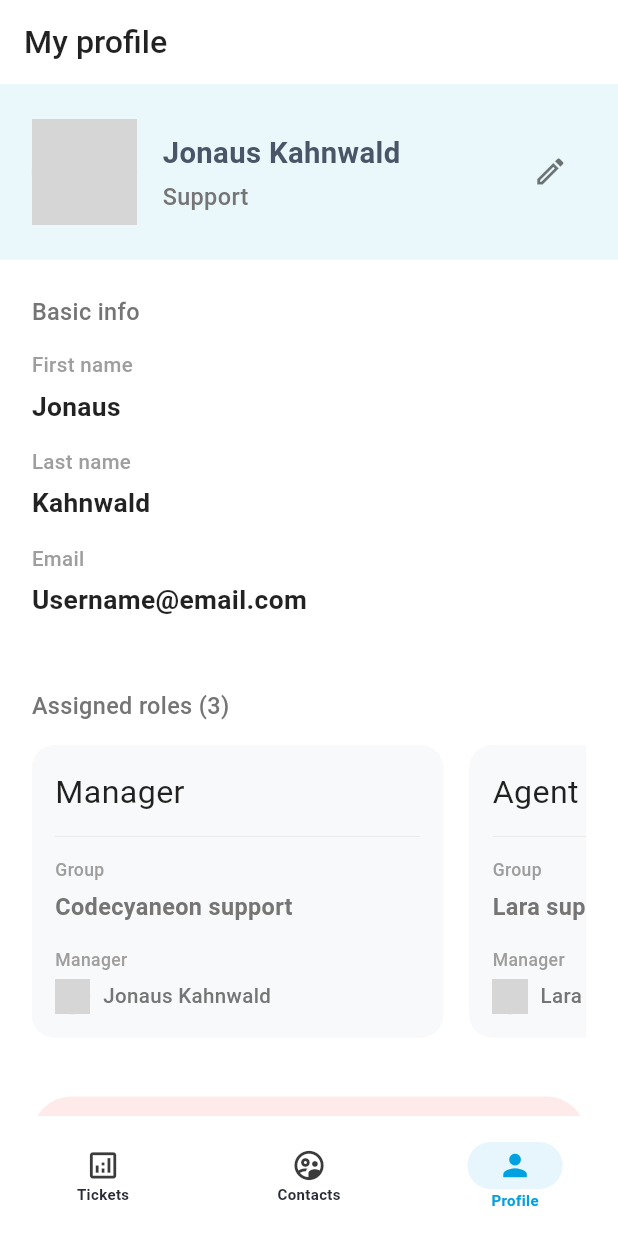
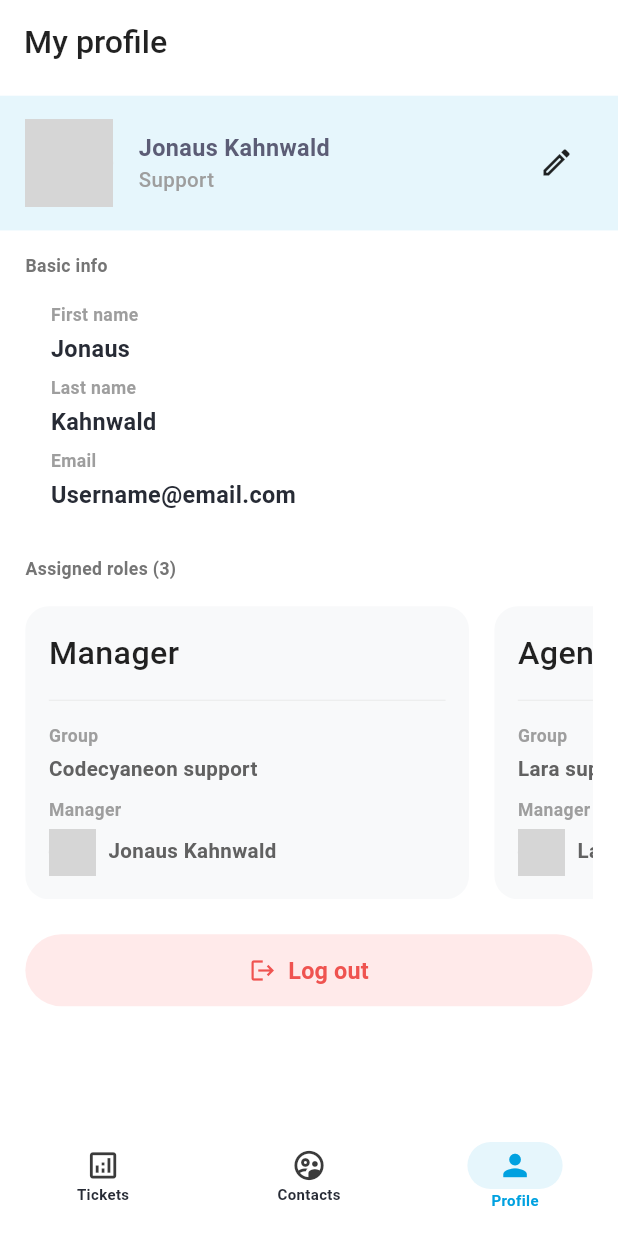
Before and after one commit to HasanAlHridoy/ticket-task, a Flutter app: the ProfileView screen opened by its route, on a phone screen of 412 x 824 dp. Run offline on Flutter 3.47's test engine with Material 3 defaults, Android fonts, the phone set to English and light mode, and no system bars; our stand-ins replace flutter_easyloading, flutter_riverpod, flutter_screenutil, fluttertoast, go_router; network calls fail; Roboto replaces fonts that are missing (Fustat); grey boxes are pictures that could not be loaded.

Commit message:
feat: Adjust UI spacing, text styles, and colors for improved visual consistency and readability across contacts and profile views.

```diff
--- a/lib/src/features/profile/views/profile.dart
+++ b/lib/src/features/profile/views/profile.dart
@@ -1,7 +1,7 @@
 import 'package:flutter/material.dart';
 import 'package:flutter_riverpod/flutter_riverpod.dart';
 import 'package:flutter_screenutil/flutter_screenutil.dart';
-import 'package:gian_ticket_task/src/core/utils/extensions/context.dart';
+import 'package:gian_ticket_task/src/core/utils/extensions/gap.dart';
 import 'package:gian_ticket_task/src/features/profile/controller/profile.dart';
 import 'package:gian_ticket_task/src/features/profile/model/response/profile.dart';
 
@@ -14,7 +14,6 @@ class ProfileView extends ConsumerWidget {
     final profileAsync = ref.watch(profileProvider);
 
     return Scaffold(
-      backgroundColor: Colors.white,
       appBar: AppBar(
         title: Text(
           'My profile',
@@ -22,11 +21,10 @@ class ProfileView extends ConsumerWidget {
         ),
         centerTitle: false,
         elevation: 0,
-        backgroundColor: Colors.white,
       ),
       body: profileAsync.when(
         data: (profile) => _buildProfileContent(context, profile),
-        loading: () => Center(child: CircularProgressIndicator(color: context.theme.primaryColor)),
+        loading: () => Center(child: CircularProgressIndicator(color: Colors.white)),
         error: (error, stack) => Center(child: Text('Error: $error')),
       ),
     );
@@ -40,14 +38,15 @@ class ProfileView extends ConsumerWidget {
           crossAxisAlignment: CrossAxisAlignment.start,
           children: [
             // Header Section
+            8.ph,
             Container(
               width: double.infinity,
-              padding: EdgeInsets.symmetric(horizontal: 20.w, vertical: 24.h),
-              color: const Color(0xFFEAF8FB), // Light blue background
+              padding: EdgeInsets.symmetric(horizontal: 16.w, vertical: 16.h),
+              color: const Color(0xFFE6F6FC), // Light blue background
               child: Row(
                 children: [
                   CircleAvatar(
-                    radius: 36.r,
+                    radius: 30.r,
                     backgroundImage: NetworkImage(profile.imageUrl),
                     backgroundColor: Colors.grey.shade300,
                   ),
@@ -59,48 +58,56 @@ class ProfileView extends ConsumerWidget {
                         Text(
                           '${profile.firstName} ${profile.lastName}',
                           style: TextStyle(
-                            fontSize: 20.sp,
-                            fontWeight: FontWeight.bold,
-                            color: const Color(0xFF4A5568),
+                            fontSize: 16.sp,
+                            fontWeight: FontWeight.w600,
+                            color: const Color(0xFF5C5D76),
                           ),
                         ),
-                        SizedBox(height: 4.h),
+                        SizedBox(height: 2.h),
                         Text(
                           profile.role,
-                          style: TextStyle(fontSize: 16.sp, color: Colors.grey.shade600),
+                          style: TextStyle(fontSize: 14.sp, color: Colors.grey),
                         ),
                       ],
                     ),
                   ),
                   IconButton(
                     onPressed: () {},
-                    icon: Icon(Icons.edit_outlined, color: Colors.black54, size: 24.r),
+                    icon: Icon(Icons.edit_outlined, color: Colors.black87, size: 24.r),
                   ),
                 ],
               ),
             ),
 
             Padding(
-              padding: EdgeInsets.symmetric(horizontal: 20.w),
+              padding: EdgeInsets.symmetric(horizontal: 16.w),
               child: Column(
                 crossAxisAlignment: CrossAxisAlignment.start,
                 children: [
-                  SizedBox(height: 24.h),
+                  SizedBox(height: 16.h),
                   // Basic Info
                   Text(
                     'Basic info',
-                    style: TextStyle(fontSize: 16.sp, fontWeight: FontWeight.w500, color: Colors.grey.shade600),
+                    style: TextStyle(fontSize: 12.sp, fontWeight: FontWeight.w600, color: Colors.grey.shade600),
                   ),
                   SizedBox(height: 16.h),
-                  _buildInfoField('First name', profile.firstName),
-                  _buildInfoField('Last name', profile.lastName),
-                  _buildInfoField('Email', profile.email),
+                  Padding(
+                    padding: EdgeInsets.symmetric(horizontal: 16.w),
+                    child: Column(
+                      crossAxisAlignment: CrossAxisAlignment.start,
+                      children: [
+                        _buildInfoField('First name', profile.firstName),
+                        _buildInfoField('Last name', profile.lastName),
+                        _buildInfoField('Email', profile.email),
+                      ],
+                    ),
+                  ),
 
-                  SizedBox(height: 32.h),
+                  SizedBox(height: 24.h),
                   // Assigned Roles
                   Text(
                     'Assigned roles (${profile.assignedRoles.length})',
-                    style: TextStyle(fontSize: 16.sp, fontWeight: FontWeight.w500, color: Colors.grey.shade600),
+                    style: TextStyle(fontSize: 12.sp, fontWeight: FontWeight.w600, color: Colors.grey.shade600),
                   ),
                   SizedBox(height: 16.h),
                   SizedBox(
@@ -115,7 +122,7 @@ class ProfileView extends ConsumerWidget {
                     ),
                   ),
 
-                  SizedBox(height: 40.h),
+                  SizedBox(height: 24.h),
                   // Logout Button
                   SizedBox(
                     width: double.infinity,
@@ -124,12 +131,12 @@ class ProfileView extends ConsumerWidget {
                       icon: Icon(Icons.logout, color: Colors.red.shade400),
                       label: Text(
                         'Log out',
-                        style: TextStyle(color: Colors.red.shade400, fontSize: 16.sp, fontWeight: FontWeight.bold),
+                        style: TextStyle(color: Colors.red.shade400, fontSize: 16.sp, fontWeight: FontWeight.w600),
                       ),
                       style: ElevatedButton.styleFrom(
                         backgroundColor: const Color(0xFFFFEAEA), // Light pinkish
                         foregroundColor: Colors.red.shade400,
-                        padding: EdgeInsets.symmetric(vertical: 16.h),
+                        padding: EdgeInsets.symmetric(vertical: 10.h),
                         elevation: 0,
                         shape: RoundedRectangleBorder(borderRadius: BorderRadius.circular(30.r)),
                       ),
@@ -147,18 +154,18 @@ class ProfileView extends ConsumerWidget {
 
   Widget _buildInfoField(String label, String value) {
     return Padding(
-      padding: EdgeInsets.only(bottom: 16.h),
+      padding: EdgeInsets.only(bottom: 8.h),
       child: Column(
         crossAxisAlignment: CrossAxisAlignment.start,
         children: [
           Text(
             label,
-            style: TextStyle(fontSize: 14.sp, color: Colors.grey.shade500),
+            style: TextStyle(fontSize: 12.sp, fontWeight: FontWeight.w600, color: Colors.grey.shade500),
           ),
-          SizedBox(height: 4.h),
+          SizedBox(height: 2.h),
           Text(
             value,
-            style: TextStyle(fontSize: 18.sp, fontWeight: FontWeight.w600, color: Colors.black87),
+            style: TextStyle(fontSize: 16.sp, fontWeight: FontWeight.w600),
           ),
         ],
       ),
@@ -167,7 +174,7 @@ class ProfileView extends ConsumerWidget {
 
   Widget _buildRoleCard(AssignedRole role) {
     return Container(
-      width: 260.w,
+      width: 280.w,
       padding: EdgeInsets.all(16.r),
       decoration: BoxDecoration(
         color: const Color(0xFFF8F9FA), // Very light grey
@@ -179,24 +186,24 @@ class ProfileView extends ConsumerWidget {
         children: [
           Text(
             role.title,
-            style: TextStyle(fontSize: 22.sp, fontWeight: FontWeight.w400, color: Colors.black87),
+            style: TextStyle(fontSize: 22.sp, fontWeight: FontWeight.w500, color: Colors.black87),
           ),
-          Divider(color: Colors.grey.shade300, height: 24.h),
+          Divider(color: Colors.grey.shade300, height: 16.h),
           Column(
             crossAxisAlignment: CrossAxisAlignment.start,
             children: [
               Text(
                 'Group',
-                style: TextStyle(fontSize: 12.sp, color: Colors.grey.shade500),
+                style: TextStyle(fontSize: 12.sp, fontWeight: FontWeight.w600, color: Colors.grey.shade500),
               ),
               SizedBox(height: 4.h),
               Text(
                 role.group,
-                style: TextStyle(fontSize: 16.sp, fontWeight: FontWeight.bold, color: Colors.grey.shade600),
+                style: TextStyle(fontSize: 14.sp, fontWeight: FontWeight.w600, color: Colors.grey.shade700),
               ),
             ],
           ),
-          SizedBox(height: 12.h),
+          // SizedBox(height: 8.h),
           Row(
             children: [
               Expanded(
@@ -205,20 +212,20 @@ class ProfileView extends ConsumerWidget {
                   children: [
                     Text(
                       'Manager',
-                      style: TextStyle(fontSize: 12.sp, color: Colors.grey.shade500),
+                      style: TextStyle(fontSize: 12.sp, fontWeight: FontWeight.w600, color: Colors.grey.shade500),
                     ),
                     SizedBox(height: 4.h),
                     Row(
                       children: [
                         CircleAvatar(
-                          radius: 12.r,
+                          radius: 16.r,
                           backgroundImage: NetworkImage(role.managerImageUrl),
                           backgroundColor: Colors.grey.shade300,
                         ),
                         SizedBox(width: 8.w),
                         Text(
                           role.managerName,
-                          style: TextStyle(fontSize: 14.sp, color: Colors.grey.shade600),
+                          style: TextStyle(fontSize: 14.sp, fontWeight: FontWeight.w600, color: Colors.grey.shade700),
                         ),
                       ],
                     ),
```
Also changed, not shown: lib/src/features/contatcs/views/contatcs.dart (+18 -18 lines).
